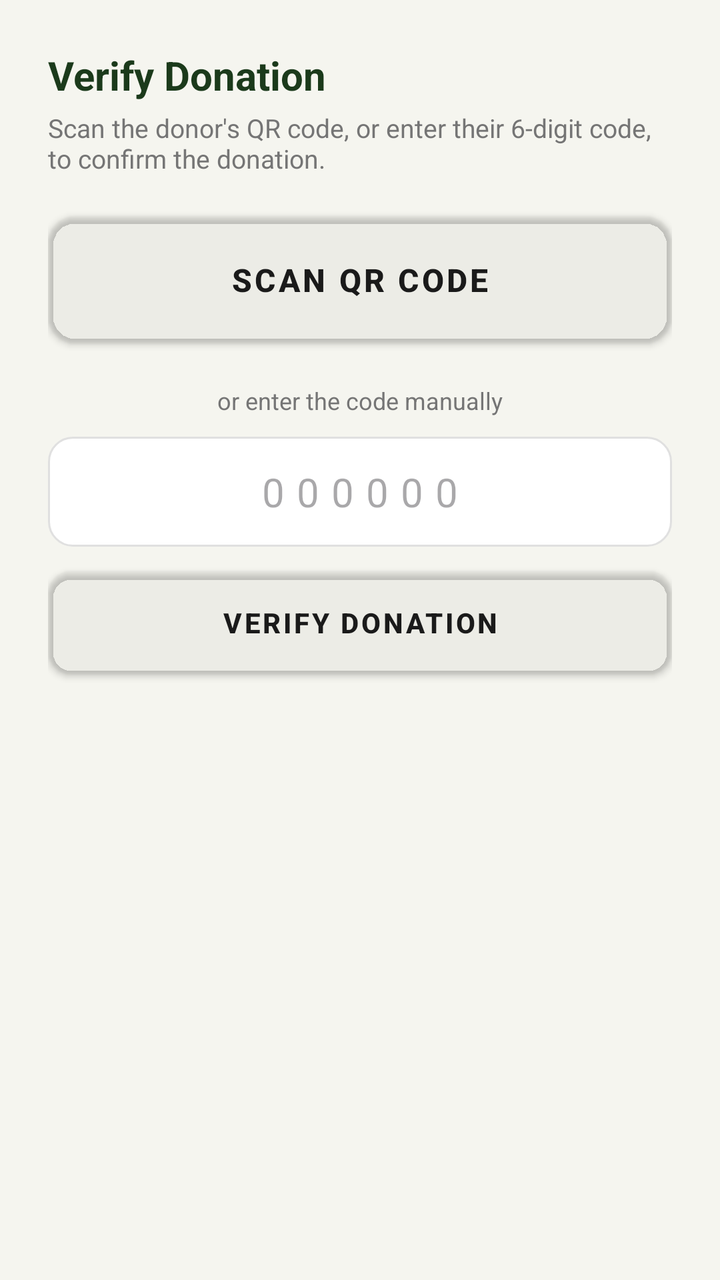
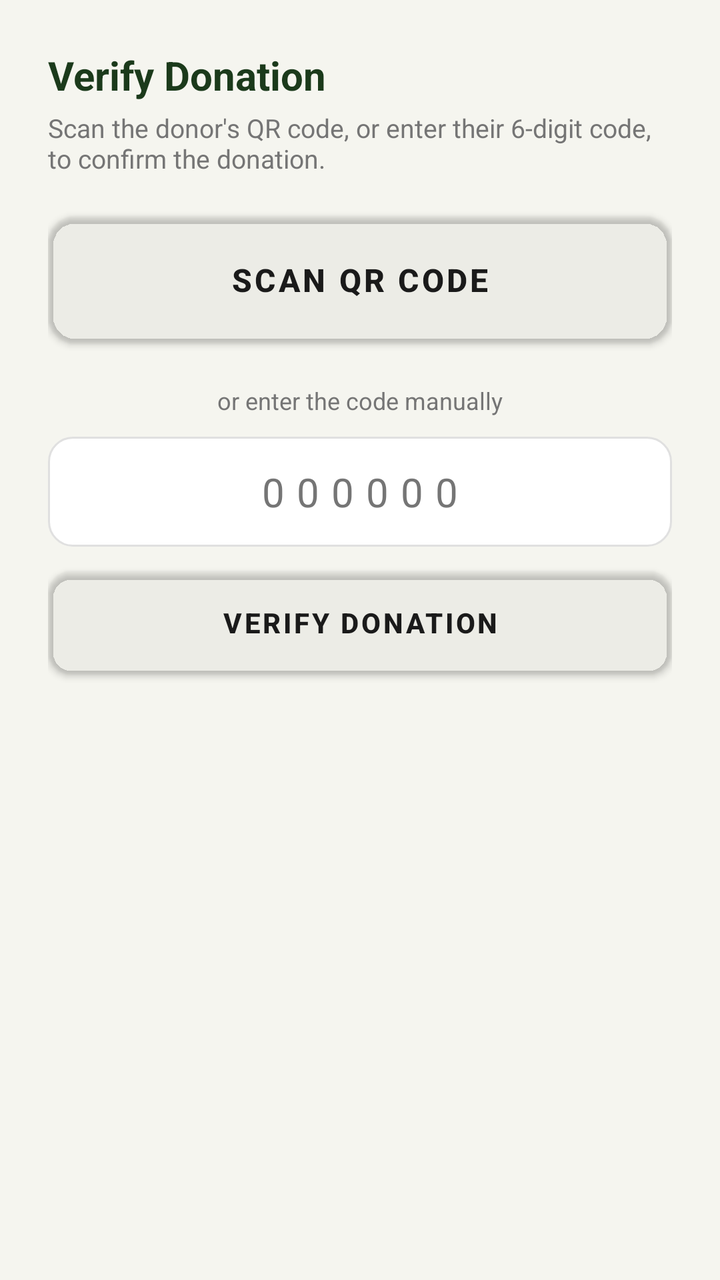

Screens rendered from an Android XML layout before and after an edit, with the pre-edit source and the edit as a unified diff.
<!-- AndroidManifest.xml: application theme Theme.ClothingRecycleApp -->
<!-- res/layout/fragment_verify.xml -->
<?xml version="1.0" encoding="utf-8"?>
<ScrollView xmlns:android="http://schemas.android.com/apk/res/android"
    xmlns:app="http://schemas.android.com/apk/res-auto"
    android:layout_width="match_parent"
    android:layout_height="match_parent"
    android:background="@color/eco_cream_bg"
    android:fillViewport="true">

    <LinearLayout
        android:layout_width="match_parent"
        android:layout_height="wrap_content"
        android:orientation="vertical"
        android:padding="24dp">

        <TextView
            android:layout_width="wrap_content"
            android:layout_height="wrap_content"
            android:text="Verify Donation"
            android:textSize="20sp"
            android:textStyle="bold"
            android:textColor="@color/eco_dark_green" />

        <TextView
            android:layout_width="wrap_content"
            android:layout_height="wrap_content"
            android:layout_marginTop="4dp"
            android:layout_marginBottom="20dp"
            android:text="Scan the donor's QR code, or enter their 6-digit code, to confirm the donation."
            android:textSize="13sp"
            android:textColor="@color/eco_text_gray" />

        <Button
            android:id="@+id/btnScanQr"
            android:layout_width="match_parent"
            android:layout_height="64dp"
            android:background="@drawable/bg_button_primary"
            app:backgroundTint="@android:color/transparent"
            android:text="Scan QR Code"
            android:textColor="@color/eco_text_dark"
            android:textSize="16sp"
            android:textStyle="bold" />

        <TextView
            android:layout_width="match_parent"
            android:layout_height="wrap_content"
            android:layout_marginTop="20dp"
            android:layout_marginBottom="10dp"
            android:gravity="center_horizontal"
            android:text="or enter the code manually"
            android:textSize="12sp"
            android:textColor="@color/eco_text_gray" />

        <EditText
            android:id="@+id/etVerificationCode"
            android:layout_width="match_parent"
            android:layout_height="wrap_content"
            android:background="@drawable/bg_input"
            android:hint="000000"
            android:inputType="number"
            android:maxLength="6"
            android:textSize="20sp"
            android:gravity="center"
            android:letterSpacing="0.3"
            android:layout_marginBottom="12dp" />

        <Button
            android:id="@+id/btnVerify"
            android:layout_width="match_parent"
            android:layout_height="52dp"
            android:background="@drawable/bg_input"
            app:backgroundTint="@android:color/transparent"
            android:text="Verify Donation"
            android:textColor="@color/eco_text_dark"
            android:textStyle="bold" />

        <TextView
            android:id="@+id/tvVerifyStatus"
            android:layout_width="wrap_content"
            android:layout_height="wrap_content"
            android:layout_marginTop="20dp"
            android:textSize="14sp"
            android:textStyle="bold" />

        <LinearLayout
            android:id="@+id/recentSection"
            android:layout_width="match_parent"
            android:layout_height="wrap_content"
            android:orientation="vertical"
            android:layout_marginTop="28dp"
            android:visibility="gone">

            <TextView
                android:layout_width="wrap_content"
                android:layout_height="wrap_content"
                android:text="Recent verifications"
                android:textSize="16sp"
                android:textStyle="bold"
                android:textColor="@color/eco_text_dark"
                android:layout_marginBottom="4dp" />

            <LinearLayout
                android:id="@+id/recentDonationsContainer"
                android:layout_width="match_parent"
                android:layout_height="wrap_content"
                android:orientation="vertical" />
        </LinearLayout>

    </LinearLayout>
</ScrollView>
<!-- resources referenced by this layout -->
<resources>
  <color name="eco_cream_bg">#F5F5EF</color>
  <color name="eco_dark_green">#1B3A1B</color>
  <color name="eco_text_dark">#1A1A1A</color>
  <color name="eco_text_gray">#757575</color>
  <!-- drawable bg_button_primary (drawable) -->
  <?xml version="1.0" encoding="utf-8"?>
  <shape xmlns:android="http://schemas.android.com/apk/res/android"
      android:shape="rectangle">
      <solid android:color="@color/eco_dark_green" />
      <corners android:radius="14dp" />
  </shape>
  <!-- drawable bg_input (drawable) -->
  <?xml version="1.0" encoding="utf-8"?>
  <shape xmlns:android="http://schemas.android.com/apk/res/android"
      android:shape="rectangle">
      <solid android:color="@color/eco_white" />
      <corners android:radius="12dp" />
      <stroke android:width="1dp" android:color="@color/eco_border_gray" />
      <padding android:left="16dp" android:top="14dp" android:right="16dp" android:bottom="14dp" />
  </shape>
  <style name="Theme.ClothingRecycleApp" parent="Base.Theme.ClothingRecycleApp" />
  <color name="eco_white">#FFFFFF</color>
  <color name="eco_border_gray">#E0E0E0</color>
  <style name="Base.Theme.ClothingRecycleApp" parent="Theme.Material3.DayNight.NoActionBar">
  
          
          <item name="materialButtonStyle">
              @style/Widget.App.Button.Primary
          </item>
  
          
          
  
      </style>
  <style name="Widget.App.Button.Primary" parent="Widget.MaterialComponents.Button">
  
          <item name="backgroundTint">@color/eco_dark_green</item>
          <item name="android:textColor">@color/eco_white</item>
          <item name="cornerRadius">14dp</item>
  
      </style>
</resources>

<!-- the commit's change to res/layout/fragment_verify.xml (unified diff, before → after) -->
@@ -57,6 +57,8 @@
             android:background="@drawable/bg_input"
             android:hint="000000"
             android:inputType="number"
+            android:textColor="@color/eco_text_dark"
+            android:textColorHint="@color/eco_text_gray"
             android:maxLength="6"
             android:textSize="20sp"
             android:gravity="center"
